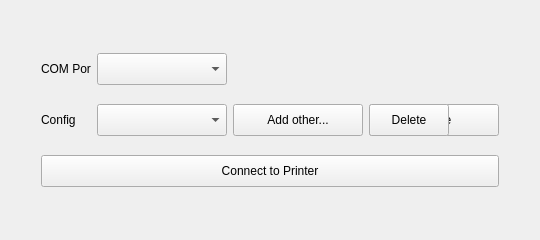
First picture: the form in connectwidget.ui, repository SeraphRobotics/SeraphPrint, before the edit.
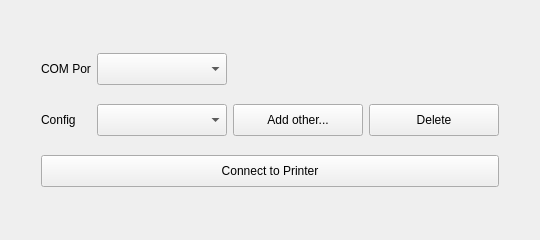
Second picture: the form after the edit.

Commit message: solved issues with current position polling. Our previous edits made the xdfl and position polling now compatible

What changed in the file:
```diff
--- a/connectwidget.ui
+++ b/connectwidget.ui
@@ -207,25 +207,6 @@
        </property>
       </widget>
      </item>
-     <item row="2" column="3">
-      <widget class="QPushButton" name="deleteButton">
-       <property name="sizePolicy">
-        <sizepolicy hsizetype="Fixed" vsizetype="Fixed">
-         <horstretch>0</horstretch>
-         <verstretch>0</verstretch>
-        </sizepolicy>
-       </property>
-       <property name="minimumSize">
-        <size>
-         <width>0</width>
-         <height>32</height>
-        </size>
-       </property>
-       <property name="text">
-        <string>Delete</string>
-       </property>
-      </widget>
-     </item>
     </layout>
    </item>
    <item row="1" column="2">
```
The commit also changes 2 other files.
